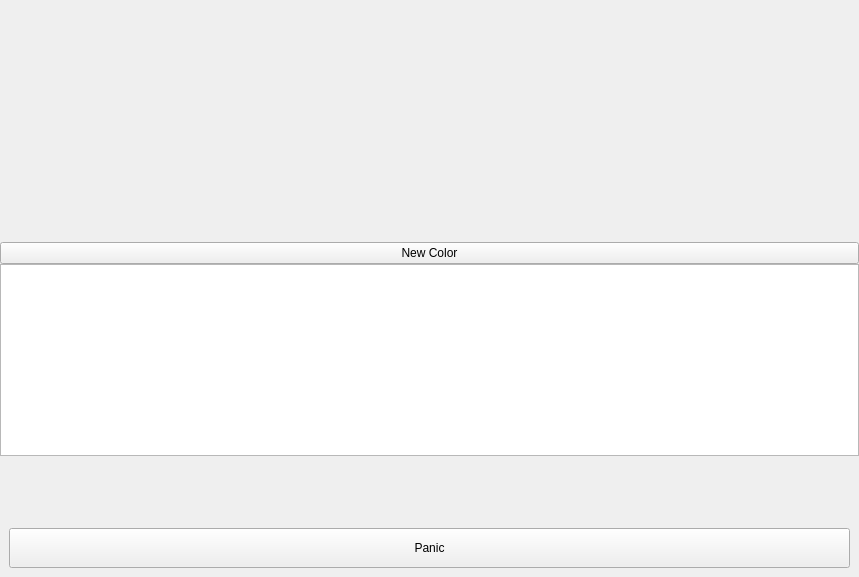
mrdeveloperdude/OctoMY, file libs/libcore/ui/FaceWidget.ui: the form before one commit.
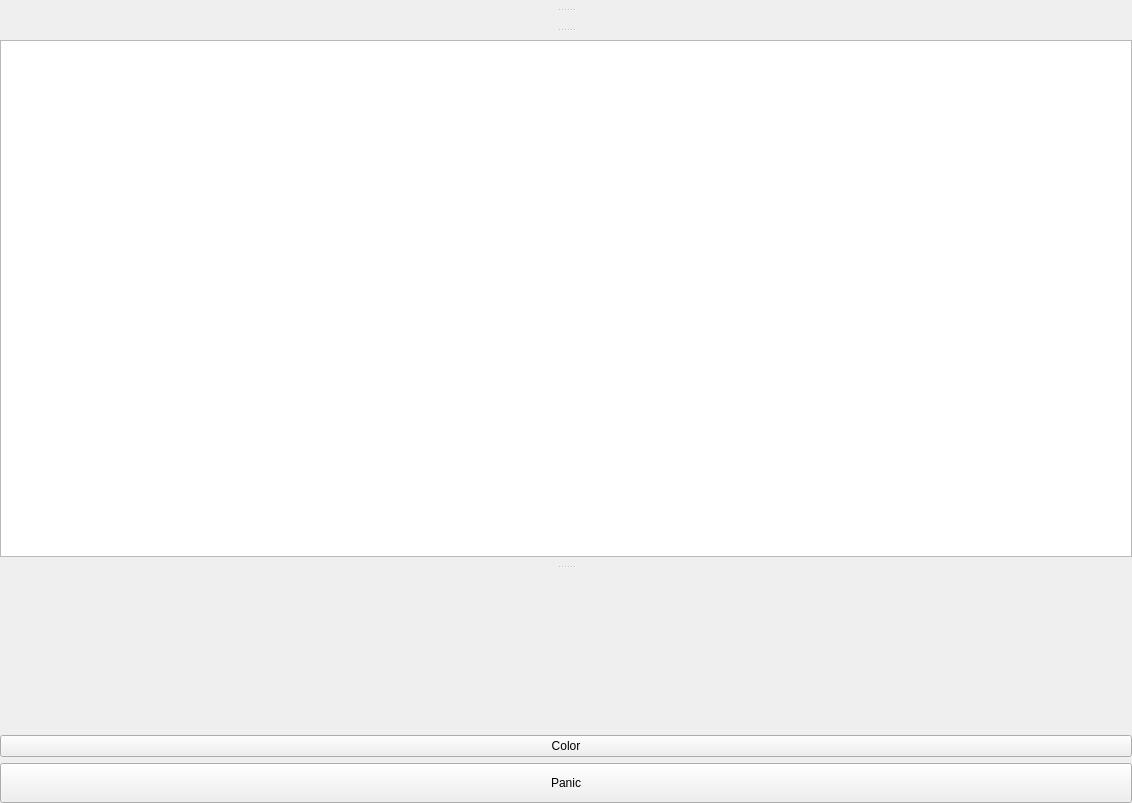
The form after the commit. Custom widgets are drawn as their Qt base class.

Commit message: Removed old message types, updated face widget to be more modular

Patch:
```diff
--- a/libs/libcore/ui/FaceWidget.ui
+++ b/libs/libcore/ui/FaceWidget.ui
@@ -6,8 +6,8 @@
    <rect>
     <x>0</x>
     <y>0</y>
-    <width>859</width>
-    <height>577</height>
+    <width>1132</width>
+    <height>803</height>
    </rect>
   </property>
   <property name="windowTitle">
@@ -30,6 +30,20 @@
     <number>0</number>
    </property>
    <item>
+    <widget class="QSplitter" name="splitter_3">
+     <property name="orientation">
+      <enum>Qt::Vertical</enum>
+     </property>
+     <property name="handleWidth">
+      <number>20</number>
+     </property>
+     <widget class="QSplitter" name="splitter">
+      <property name="orientation">
+       <enum>Qt::Vertical</enum>
+      </property>
+      <property name="handleWidth">
+       <number>20</number>
+      </property>
     <widget class="EyesWidget" name="widgetEyes" native="true">
      <property name="sizePolicy">
       <sizepolicy hsizetype="Minimum" vsizetype="Expanding">
@@ -44,8 +58,6 @@
       </size>
      </property>
     </widget>
-   </item>
-   <item>
     <widget class="RealtimeValuesWidget" name="widgetRealtimeValues" native="true">
      <property name="sizePolicy">
       <sizepolicy hsizetype="Minimum" vsizetype="Expanding">
@@ -54,15 +66,14 @@
       </sizepolicy>
      </property>
     </widget>
-   </item>
-   <item>
-    <widget class="QPushButton" name="pushButtonNewColor">
-     <property name="text">
-      <string>New Color</string>
-     </property>
-    </widget>
-   </item>
-   <item>
+     </widget>
+     <widget class="QSplitter" name="splitter_2">
+      <property name="orientation">
+       <enum>Qt::Vertical</enum>
+      </property>
+      <property name="handleWidth">
+       <number>20</number>
+      </property>
     <widget class="LogWidget" name="logScroll">
      <property name="sizePolicy">
       <sizepolicy hsizetype="Minimum" vsizetype="Expanding">
@@ -71,8 +82,6 @@
       </sizepolicy>
      </property>
     </widget>
-   </item>
-   <item>
     <widget class="QWidget" name="widgetConnect" native="true">
      <property name="sizePolicy">
       <sizepolicy hsizetype="Expanding" vsizetype="Expanding">
@@ -97,7 +106,7 @@
         </property>
        </widget>
       </item>
-      <item row="1" column="0">
+        <item row="2" column="0">
        <widget class="QPushButton" name="pushButtonPanic">
         <property name="sizePolicy">
          <sizepolicy hsizetype="Minimum" vsizetype="Minimum">
@@ -119,7 +128,16 @@
         </property>
        </widget>
       </item>
-     </layout>
+        <item row="1" column="0">
+         <widget class="QPushButton" name="pushButtonNewColor">
+          <property name="text">
+           <string>Color</string>
+          </property>
+         </widget>
+        </item>
+       </layout>
+      </widget>
+     </widget>
     </widget>
    </item>
   </layout>
```
Lines whose indentation alone changed are shown as unchanged. The commit also changes 17 other files.
